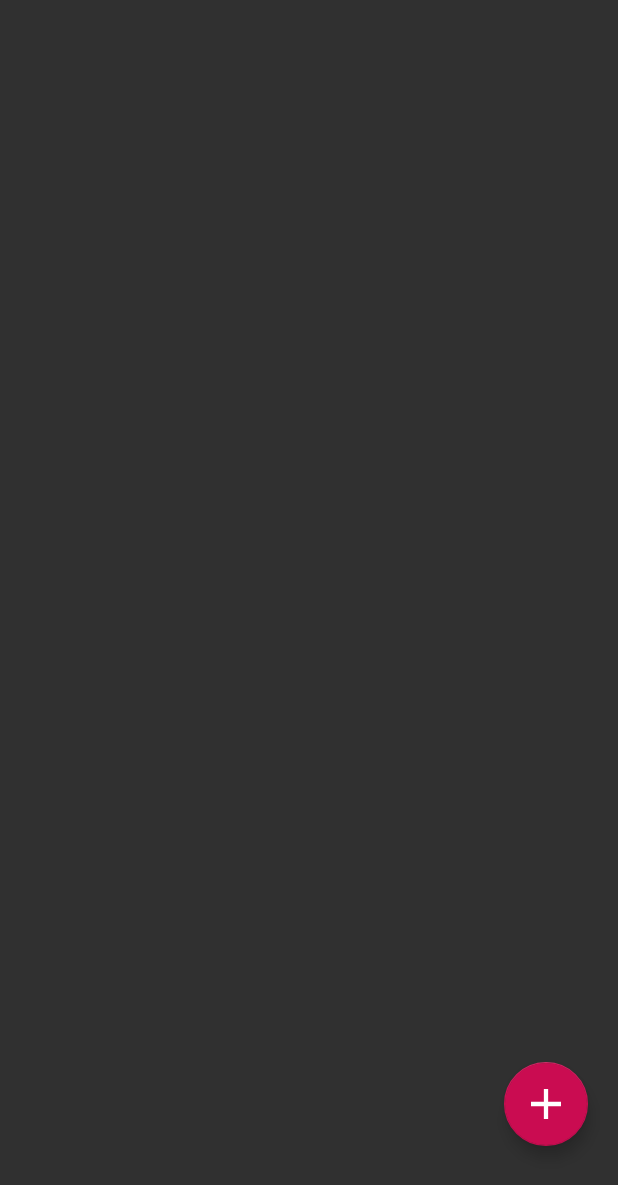
After one commit to Aredruss/Octolendar, an Android app: the layout notes_fragment.xml on its own in the app's theme, with its tools: preview values and no code run, on a phone screen of 412 x 824 dp. The commit adds this screen. Shown: the top 1185 px of the screen. Run offline under Robolectric (Android 15) with nearby library versions, the phone set to English and light mode, and no system bars; Roboto replaces fonts that are not available here.

Commit message:
Notes Fragment introduction

```diff
--- a/app/build.gradle
+++ b/app/build.gradle
@@ -28,6 +28,7 @@ dependencies {
     implementation fileTree(include: ['*.jar'], dir: 'libs')
     implementation 'com.android.support:appcompat-v7:28+'
     implementation 'com.android.support.constraint:constraint-layout:1.1.3'
+    implementation 'com.android.support:support-v4:28.0.0'
     testImplementation 'junit:junit:4.12'
     androidTestImplementation 'com.android.support.test:runner:1.0.2'
     androidTestImplementation 'com.android.support.test.espresso:espresso-core:3.0.2'
@@ -36,4 +37,5 @@ dependencies {
     implementation 'com.github.qapqap:TimelineView:v1.6'
     implementation 'com.github.jakebonk:NotifyMe:1.0.0'
     implementation 'com.google.code.gson:gson:2.8.5'
+    implementation 'com.android.support:recyclerview-v7:28.+'
 }
--- /dev/null
+++ b/app/src/main/java/com/redbox/octolendar/fragments/NotesFragment.java
@@ -0,0 +1,6 @@
+package com.redbox.octolendar.fragments;
+
+import android.support.v4.app.Fragment;
+
+public class NotesFragment extends Fragment {
+}
--- /dev/null
+++ b/app/src/main/res/layout/notes_fragment.xml
@@ -0,0 +1,25 @@
+<?xml version="1.0" encoding="utf-8"?>
+<FrameLayout xmlns:android="http://schemas.android.com/apk/res/android"
+    xmlns:app="http://schemas.android.com/apk/res-auto"
+    xmlns:tools="http://schemas.android.com/tools"
+    android:layout_width="match_parent"
+    android:layout_height="match_parent"
+    tools:context=".fragments.NotesFragment">
+
+    <android.support.v7.widget.RecyclerView
+        android:layout_width="match_parent"
+        android:layout_height="match_parent">
+
+    </android.support.v7.widget.RecyclerView>
+
+    <android.support.design.widget.FloatingActionButton
+        android:id="@+id/floatingActionButton"
+        android:layout_width="wrap_content"
+        android:layout_height="wrap_content"
+        android:layout_gravity="bottom|right"
+        android:layout_marginRight="@dimen/dimen_font_size"
+        android:layout_marginBottom="@dimen/dimen_60dp"
+        android:clickable="true"
+        android:src="@drawable/ic_action_add" />
+
+</FrameLayout>
--- a/app/src/main/res/values/strings.xml
+++ b/app/src/main/res/values/strings.xml
@@ -35,4 +35,7 @@
     <string name="string_date_select">Select date</string>
     <string name="string_not_done">Not done yet</string>
     <string name="string_notification_info">Click the button to set a reminder</string>
+
+    <!-- TODO: Remove or change this placeholder text -->
+    <string name="hello_blank_fragment">Hello blank fragment</string>
 </resources>
```
